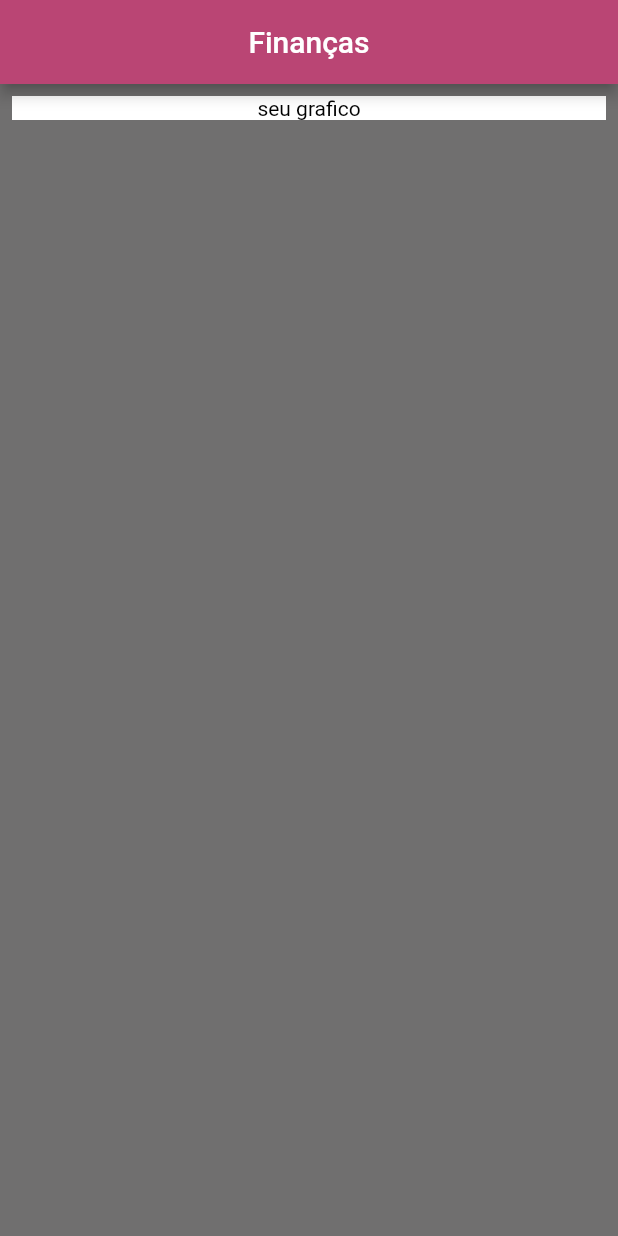
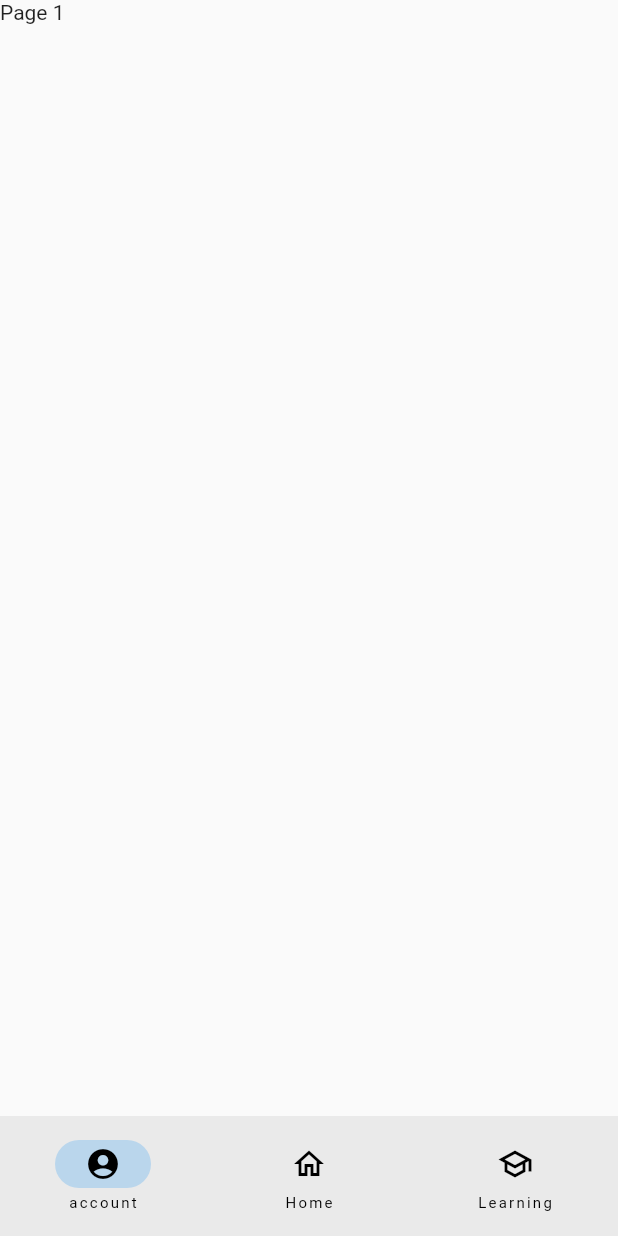
Before and after one commit to FelipeKTrigo/finance_frontend, a Flutter app: the screen it shows after launch, on a phone screen of 412 x 824 dp. Run offline on Flutter 3.47's test engine with Material 2 defaults, Android fonts, the phone set to English and light mode, and no system bars.

Commit message:
learning detail

```diff
--- /dev/null
+++ b/lib/LearningDetail.dart
@@ -0,0 +1,7 @@
+import 'package:financial_frontend/LearningState.dart';
+import 'package:flutter/widgets.dart';
+
+class LearningDetail extends StatefulWidget{
+  @override
+  State<StatefulWidget> createState() => LearningState();
+}
--- /dev/null
+++ b/lib/LearningState.dart
@@ -0,0 +1,14 @@
+import 'package:financial_frontend/LearningDetail.dart';
+import 'package:flutter/material.dart';
+
+class LearningState extends State<LearningDetail>{
+  @override
+  Widget build(BuildContext context) {
+    return Scaffold(
+      body: Center(
+        child: Text("pagina learning"),
+      )
+    );
+  }
+
+}
--- a/lib/main.dart
+++ b/lib/main.dart
@@ -1,59 +1,67 @@
+import 'package:financial_frontend/LearningDetail.dart';
 import 'package:flutter/material.dart';
 
-void main() {
-  runApp(const MyApp());
-}
+void main() => runApp(const NavigationBarApp());
 
-class MyApp extends StatelessWidget {
-  const MyApp({super.key});
-
-  final title = "finances";
+class NavigationBarApp extends StatelessWidget {
+  const NavigationBarApp({super.key});
 
   @override
   Widget build(BuildContext context) {
-    return MaterialApp(
-      home: MyHomePage(title: title),
+    return const MaterialApp(home: NavigationExample());
+  }
+}
+
+class NavigationExample extends StatefulWidget {
+  const NavigationExample({super.key});
+
+  @override
+  State<NavigationExample> createState() => _NavigationExampleState();
+}
+
+class _NavigationExampleState extends State<NavigationExample> {
+  int currentPageIndex = 0;
+
+  @override
+  Widget build(BuildContext context) {
+    return Scaffold(
+      bottomNavigationBar: NavigationBar(
+        onDestinationSelected: (int index) {
+          setState(() {
+            currentPageIndex = index;
+          });
+        },
+        selectedIndex: currentPageIndex,
+
+        destinations: const <Widget>[
+          NavigationDestination(
+            selectedIcon: Icon(Icons.account_circle),
+            icon: Icon(Icons.account_circle_outlined),
+            label: 'account',
+          ),
+          NavigationDestination(
+            selectedIcon: Icon(Icons.home),
+            icon: Icon(Icons.home_outlined),
+            label: 'Home',
+          ),
+          NavigationDestination(
+            selectedIcon: Icon(Icons.school),
+            icon: Icon(Icons.school_outlined),
+            label: 'Learning',
+          ),
+        ],
+      ),
+      body: <Widget>[
+        Container(
+          child: const Text('Page 1'),
+        ),
+        Container(
+          child: const Text('Page 2'),
+        ),
+        Container(
+          child: LearningDetail(),
+        ),
+      ][currentPageIndex],
     );
   }
 }
-
-class MyHomePage extends StatefulWidget {
-  const MyHomePage({super.key, required this.title});
-
-  final String title;
-
-  @override
-  State<MyHomePage> createState() => _MyHomePageState();
-}
-
-class _MyHomePageState extends State<MyHomePage> {
-  @override
-  Widget build(BuildContext context) {
-    return Scaffold(
-      backgroundColor: const Color.fromARGB(255, 112, 111, 111),
-      appBar: AppBar(
-          title: const Text("Finanças"),
-          centerTitle: true,
-          backgroundColor: const Color.fromARGB(255, 186, 69, 116)),
-      body: SafeArea(
-        child: Column(
-          crossAxisAlignment: CrossAxisAlignment.center,
-          children: [
-            Padding(
-              padding: EdgeInsets.all(8.0),
-              child: Container(
-                alignment: Alignment.center,
-                color: Colors.white,
-                child: Text(
-                  "seu grafico",
-                  style: TextStyle(color: Colors.black),
-                  textAlign: TextAlign.center,
-                ),
-              ),
-            ),
-          ],
-        ),
-      ),
-    );
-  }
-}
```
Also changed, not shown: 1 other file.
